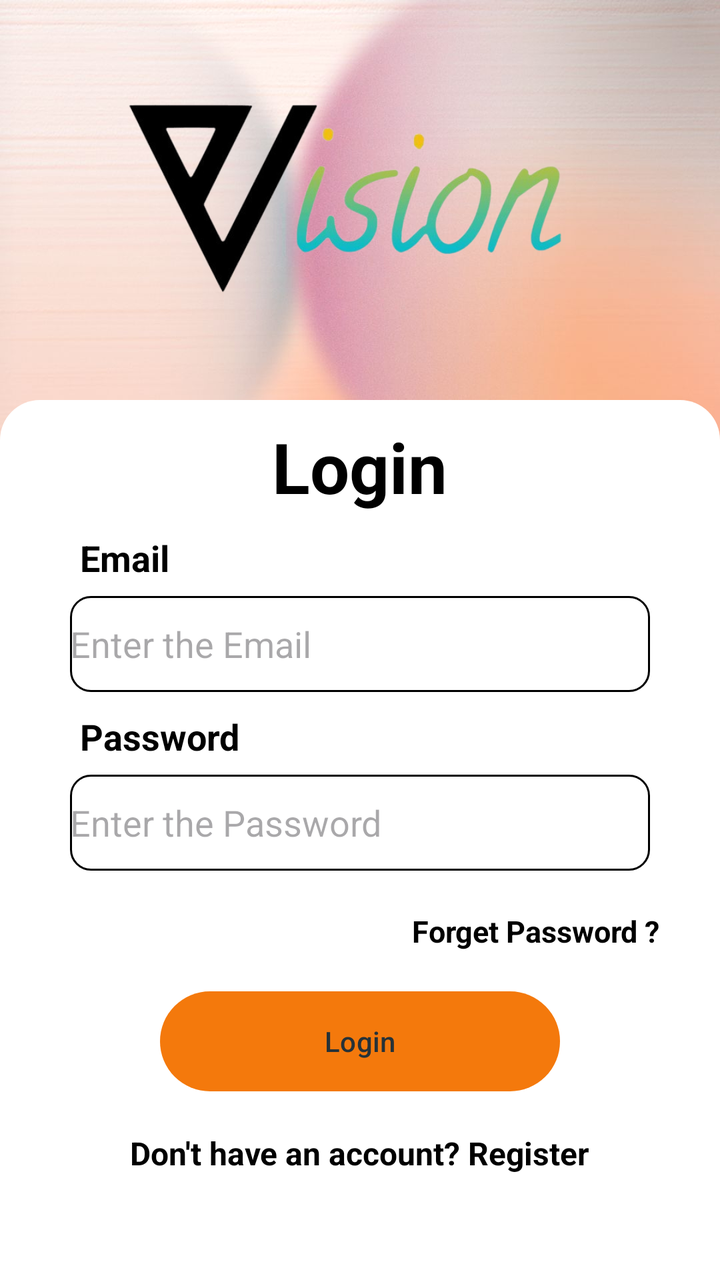
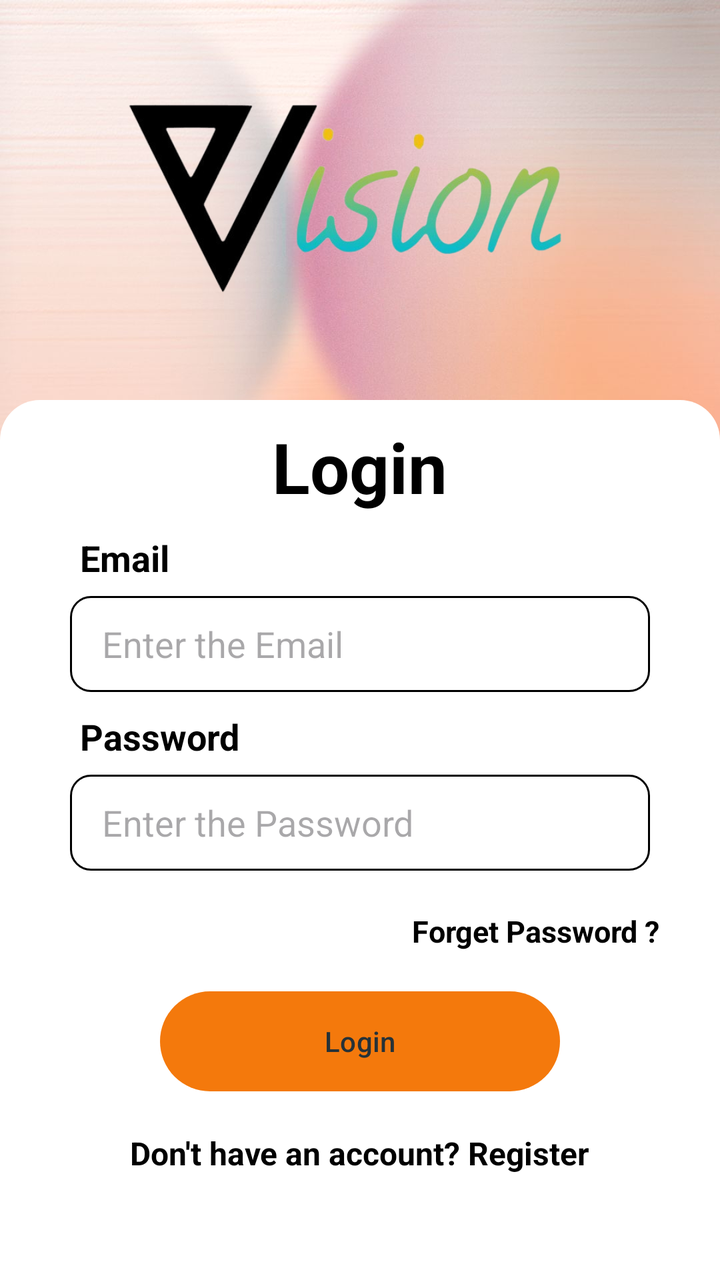

Screens rendered from an Android XML layout before and after an edit, with the pre-edit source and the edit as a unified diff.
<!-- AndroidManifest.xml: application theme Theme.MyApplication -->
<!-- res/layout/activity_login.xml -->
<LinearLayout xmlns:android="http://schemas.android.com/apk/res/android"
    xmlns:tools="http://schemas.android.com/tools"
    tools:context=".Login"
    android:layout_width="match_parent"
    android:layout_height="wrap_content"
    android:orientation="vertical"
    android:background="@drawable/untitleddesignh">




    <ImageView android:layout_width="@dimen/dim_300"
        android:layout_height="@dimen/dim_200"
        android:src="@drawable/vih"
        android:layout_gravity="center"
        android:contentDescription="@string/todo2"
        tools:ignore="VisualLintBounds" />

    <LinearLayout
        android:layout_width="match_parent"
        android:layout_height="538dp"
        android:background="@drawable/back"
        android:orientation="vertical"
        tools:ignore="TextSizeCheck,VisualLintBounds">

        <TextView
            android:layout_width="wrap_content"
            android:layout_height="wrap_content"
            android:layout_gravity="center"
            android:layout_marginTop="@dimen/dim_10"
            android:text="@string/login2"
            android:textColor="@color/black"
            android:textSize="35sp"
            android:textStyle="bold" />

        <TextView
            android:layout_width="wrap_content"
            android:layout_height="wrap_content"
            android:layout_marginStart="@dimen/dim_40"
            android:layout_marginTop="@dimen/dim_10"
            android:text="@string/email"
            android:textColor="#000"
            android:textSize="18sp"
            android:textStyle="bold" />

        <EditText
            android:id="@+id/Email"
            android:layout_width="match_parent"
            android:layout_height="@dimen/dim_48"
            android:layout_marginLeft="@dimen/dim_35"
            android:layout_marginTop="@dimen/dim_7"
            android:layout_marginRight="@dimen/dim_35"
            android:autofillHints=""
            android:background="@drawable/forget"
            android:hint="@string/enter_the_email"
            android:inputType="textEmailAddress"
            tools:ignore="VisualLintTextFieldSize" />

        <TextView
            android:layout_width="wrap_content"
            android:layout_height="wrap_content"
            android:layout_marginStart="@dimen/dim_40"
            android:layout_marginTop="@dimen/dim_10"
            android:text="@string/password"
            android:textColor="#000"
            android:textSize="18sp"
            android:textStyle="bold" />

        <EditText
            android:id="@+id/password"
            android:layout_width="match_parent"
            android:layout_height="@dimen/dim_48"
            android:layout_marginLeft="@dimen/dim_35"
            android:layout_marginTop="@dimen/dim_7"
            android:layout_marginRight="@dimen/dim_35"
            android:autofillHints=""
            android:background="@drawable/forget"
            android:hint="@string/enter_the_password"
            android:inputType="textPassword"
            tools:ignore="VisualLintTextFieldSize" />

        <TextView
            android:id="@+id/forgotPassword1"
            android:layout_width="wrap_content"
            android:layout_height="wrap_content"
            android:layout_gravity="right"
            android:layout_marginTop="@dimen/dim_20"
            android:layout_marginRight="@dimen/dim_30"
            android:text="@string/forget_password"
            android:textColor="@color/black"
            android:textSize="15sp"
            android:textStyle="bold"
            tools:ignore="RtlHardcoded,TextSizeCheck" />

        <ProgressBar
            android:id="@+id/progressBar"
            style="@style/Widget.AppCompat.ProgressBar.Horizontal"
            android:layout_width="@dimen/dim_60"
            android:layout_height="wrap_content"
            android:layout_centerHorizontal="true"
            android:layout_gravity="center"
            android:layout_marginTop="@dimen/dim_15"
            android:indeterminate="true"
            android:indeterminateTint="#FF0000"
            android:visibility="gone"
            tools:ignore="ObsoleteLayoutParam" />

        <Button
            android:id="@+id/LoginBtn1"
            android:layout_width="@dimen/dim_200"
            android:layout_height="@dimen/dim_50"
            android:layout_gravity="center"
            android:layout_marginTop="@dimen/dim_20"
            android:background="@drawable/button"
            android:text="@string/login"
            android:textColor="#263238"
            tools:ignore="DuplicateSpeakableTextCheck,VisualLintButtonSize" />

        <TextView
            android:id="@+id/createText"
            android:layout_width="wrap_content"
            android:layout_height="wrap_content"
            android:layout_gravity="center"
            android:layout_marginTop="@dimen/dim_20"
            android:layout_marginBottom="@dimen/dim_20"
            android:text="@string/don_t_have_an_account_register"
            android:textColor="@color/black"
            android:textSize="16sp"
            android:textStyle="bold" />


    </LinearLayout>

</LinearLayout>
<!-- resources referenced by this layout -->
<resources>
  <color name="black">#FF000000</color>
  <dimen name="dim_10">10dp</dimen>
  <dimen name="dim_15">15dp</dimen>
  <dimen name="dim_20">20dp</dimen>
  <dimen name="dim_200">200dp</dimen>
  <dimen name="dim_30">30dp</dimen>
  <dimen name="dim_300">300dp</dimen>
  <dimen name="dim_35">35dp</dimen>
  <dimen name="dim_40">40dp</dimen>
  <dimen name="dim_48">48dp</dimen>
  <dimen name="dim_50">50dp</dimen>
  <dimen name="dim_60">60dp</dimen>
  <dimen name="dim_7">7dp</dimen>
  <!-- drawable back (drawable) -->
  <?xml version="1.0" encoding="utf-8"?>
  <shape xmlns:android="http://schemas.android.com/apk/res/android">
  
          <solid android:color="@color/white"/>
          <corners android:topLeftRadius="20dp" android:topRightRadius="20dp"/>
  
  </shape>
  <!-- drawable button (drawable) -->
  <?xml version="1.0" encoding="utf-8"?>
  <shape xmlns:android="http://schemas.android.com/apk/res/android">
  <gradient android:startColor="#FF9800" android:endColor="#FF9800"/>
      <corners android:radius="40dp">
  
      </corners>
  </shape>
  <!-- drawable forget (drawable) -->
  <shape xmlns:android="http://schemas.android.com/apk/res/android">
  <stroke android:width="1dp" android:color="@color/black"/>
      <corners android:radius="10dp"/>
  </shape>
  <!-- drawable untitleddesignh: jpg bitmap (drawable, 84470 bytes) -->
  <!-- drawable vih: png bitmap (drawable, 85878 bytes) -->
  <string name="don_t_have_an_account_register">Don\'t have an account? Register</string>
  <string name="email">Email</string>
  <string name="enter_the_email">Enter the Email</string>
  <string name="enter_the_password">Enter the Password</string>
  <string name="forget_password">Forget Password ?</string>
  <string name="login">Login</string>
  <string name="login2">Login</string>
  <string name="password">Password</string>
  <string name="todo2">TODO2</string>
  <style name="Theme.MyApplication" parent="Base.Theme.MyApplication" />
  <color name="white">#FFFFFFFF</color>
  <style name="Base.Theme.MyApplication" parent="Theme.Material3.DayNight.NoActionBar">
          
          
  
          <item name="colorPrimary">#F4790C</item>
      </style>
</resources>

<!-- the commit's change to res/layout/activity_login.xml (unified diff, before → after) -->
@@ -4,25 +4,20 @@
     android:layout_width="match_parent"
     android:layout_height="wrap_content"
     android:orientation="vertical"
-    android:background="@drawable/untitleddesignh">
-
-
-
-
+    android:background="@drawable/untitleddesignh"
+    tools:ignore="Overdraw">
     <ImageView android:layout_width="@dimen/dim_300"
         android:layout_height="@dimen/dim_200"
         android:src="@drawable/vih"
         android:layout_gravity="center"
         android:contentDescription="@string/todo2"
         tools:ignore="VisualLintBounds" />
-
     <LinearLayout
         android:layout_width="match_parent"
-        android:layout_height="538dp"
+        android:layout_height="627dp"
         android:background="@drawable/back"
         android:orientation="vertical"
         tools:ignore="TextSizeCheck,VisualLintBounds">
-
         <TextView
             android:layout_width="wrap_content"
             android:layout_height="wrap_content"
@@ -32,7 +27,6 @@
             android:textColor="@color/black"
             android:textSize="35sp"
             android:textStyle="bold" />
-
         <TextView
             android:layout_width="wrap_content"
             android:layout_height="wrap_content"
@@ -42,7 +36,6 @@
             android:textColor="#000"
             android:textSize="18sp"
             android:textStyle="bold" />
-
         <EditText
             android:id="@+id/Email"
             android:layout_width="match_parent"
@@ -53,9 +46,10 @@
             android:autofillHints=""
             android:background="@drawable/forget"
             android:hint="@string/enter_the_email"
+            android:paddingLeft="16dp"
+        android:paddingRight="16dp"
             android:inputType="textEmailAddress"
             tools:ignore="VisualLintTextFieldSize" />
-
         <TextView
             android:layout_width="wrap_content"
             android:layout_height="wrap_content"
@@ -65,7 +59,6 @@
             android:textColor="#000"
             android:textSize="18sp"
             android:textStyle="bold" />
-
         <EditText
             android:id="@+id/password"
             android:layout_width="match_parent"
@@ -77,6 +70,8 @@
             android:background="@drawable/forget"
             android:hint="@string/enter_the_password"
             android:inputType="textPassword"
+            android:paddingLeft="16dp"
+        android:paddingRight="16dp"
             tools:ignore="VisualLintTextFieldSize" />
 
         <TextView
